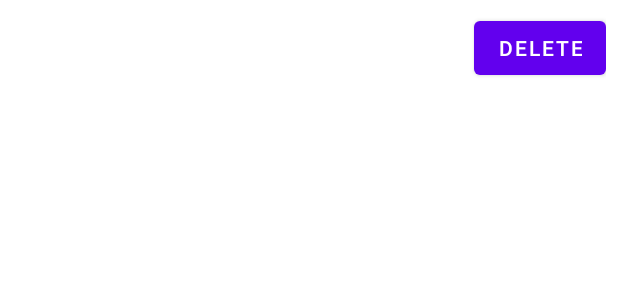
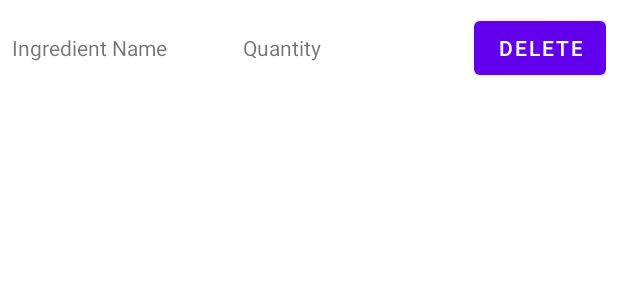
Before and after one commit to Oribenda/cookingrecipes, an Android app: the layout item_shopping_list.xml on its own in the app's theme, with its tools: preview values and no code run, on a phone screen of 412 x 824 dp. Shown: the top 300 px of the screen. Run offline under Robolectric (Android 15) with nearby library versions, the phone set to English and light mode, and no system bars.

Commit message:
Added the option to add items in shopping list

```diff
--- a/app/src/main/res/layout/item_shopping_list.xml
+++ b/app/src/main/res/layout/item_shopping_list.xml
@@ -3,26 +3,27 @@
     android:layout_width="match_parent"
     android:layout_height="wrap_content"
     android:orientation="horizontal"
+    android:gravity="center_vertical"
     android:padding="8dp">
 
     <TextView
-        android:id="@+id/item_name"
+        android:id="@+id/ingredient_name"
         android:layout_width="0dp"
         android:layout_height="wrap_content"
         android:layout_weight="1"
-        android:textSize="18sp" />
+        android:text="Ingredient Name" />
 
     <TextView
-        android:id="@+id/item_quantity"
-        android:layout_width="wrap_content"
+        android:id="@+id/ingredient_quantity"
+        android:layout_width="0dp"
         android:layout_height="wrap_content"
-        android:layout_marginStart="8dp"
-        android:textSize="18sp" />
+        android:layout_weight="1"
+        android:text="Quantity" />
 
     <Button
         android:id="@+id/button_delete"
         android:layout_width="wrap_content"
         android:layout_height="wrap_content"
-        android:text="Delete"
-        android:layout_marginStart="8dp" />
+        android:text="Delete" />
+
 </LinearLayout>
```
Also changed, not shown: app/src/main/java/com/example/cookingrecipes/ShoppingListAdapter.kt (+14 -18 lines), app/src/main/java/com/example/cookingrecipes/ShoppingListFragment.kt (+17 -0 lines), app/src/main/res/layout/fragment_shopping_list.xml (+32 -1 lines).
